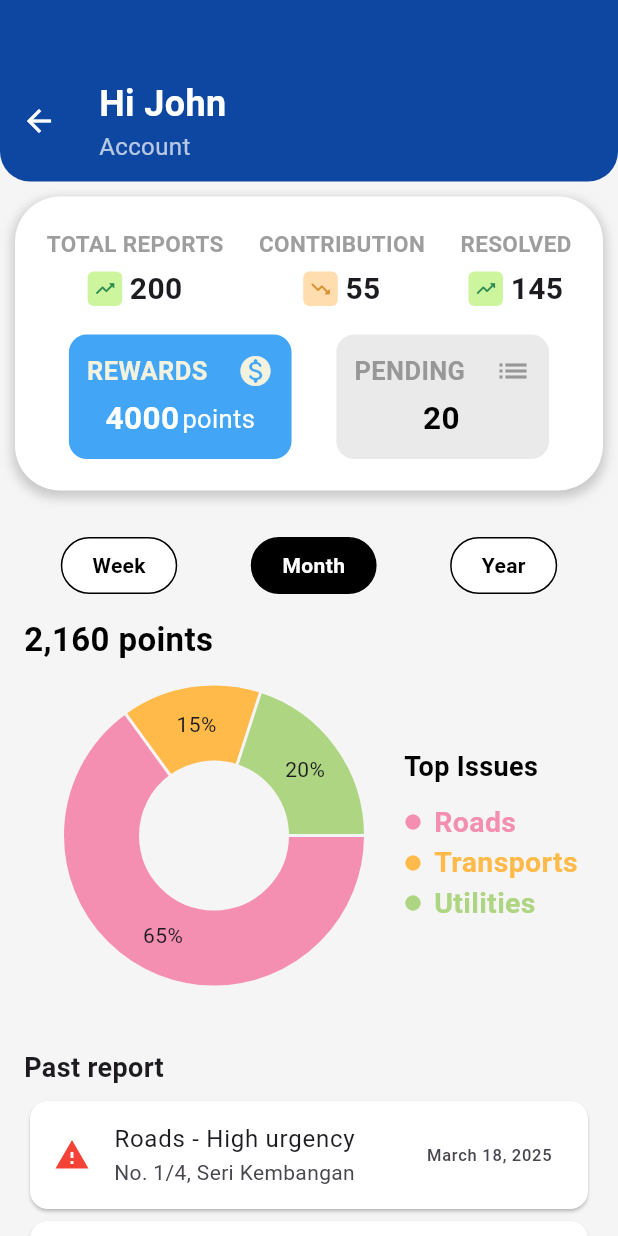
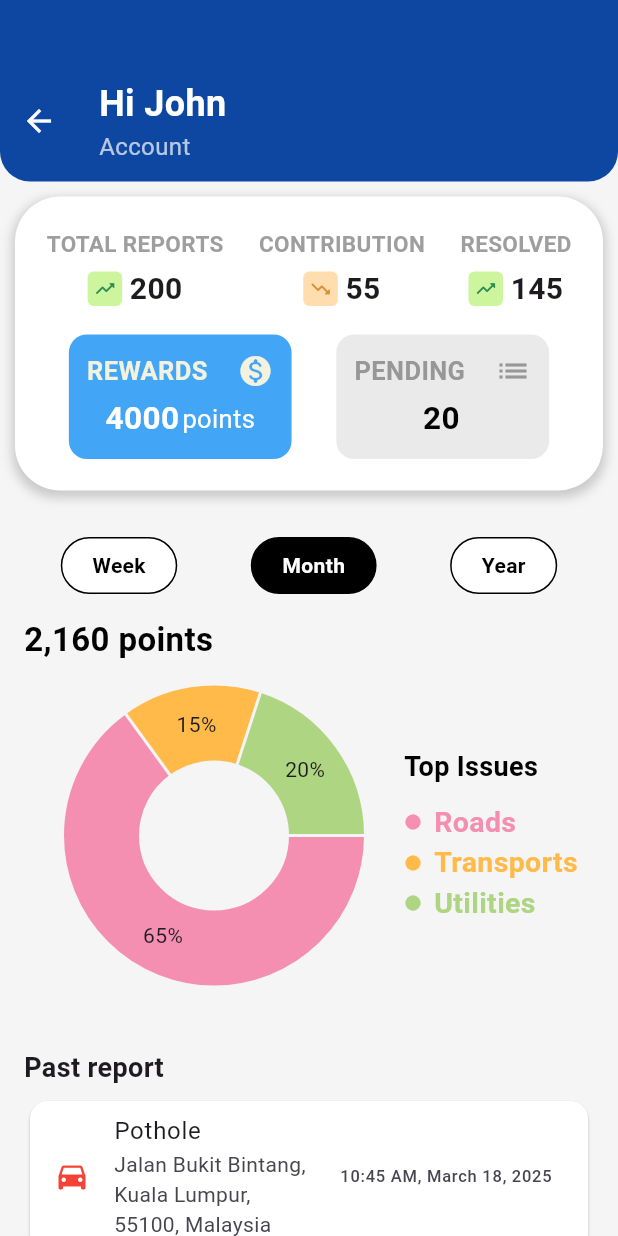
Before and after one commit to junhubdotcom/vhack_steadypunpipi, a Flutter app: the screen it shows after launch, in the side drawer, after a tap on "Profile", on a phone screen of 412 x 824 dp. Run offline on Flutter 3.47's test engine with Material 3 defaults, Android fonts, the light colour scheme and no system bars; drawn by our look-alikes of fl_chart; our stand-ins replace camera, flutter_local_notifications, geocoding, geolocator, google_generative_ai, google_maps_flutter and 4 more; missing offline and left inert: flutter_sliding_box.

Commit message:
fix past data to fit reportData

```diff
--- a/lib/screens/profile/profileSection/pastReport.dart
+++ b/lib/screens/profile/profileSection/pastReport.dart
@@ -1,36 +1,14 @@
 import 'package:flutter/material.dart';
+import 'package:steadypunpipi_vhack/models/report_data.dart';
 
 class PastReportsSection extends StatelessWidget {
-  //ltr change to connect with reportData
-  List<Map<String, dynamic>> pastReportData = [
-      {
-      "title": "Roads - High urgency",
-      "subtitle": "No. 1/4, Seri Kembangan",
-      "date": "2025-03-18",
-      "icon": "warning",
-      "iconColor": "red"
-    },
-    {
-      "title": "Fallen Tree - Medium",
-      "subtitle": "Jalan Merdeka 5",
-      "date": "2025-03-15",
-      "icon": "nature_people",
-      "iconColor": "orange"
-    },
-    {
-      "title": "Pothole - Low",
-      "subtitle": "Taman Jaya",
-      "date": "2025-03-10",
-      "icon": "directions_car",
-      "iconColor": "blue"
-    }
-  ];
+  final List<Map<String, dynamic>> pastReportData = Issues.getAllReports().take(5).toList();
 
   PastReportsSection({super.key});
+
   @override
   Widget build(BuildContext context) {
     return Container(
-      // color: Colors.lightBlueAccent,
       padding: EdgeInsets.all(16.0),
       child: Column(
         crossAxisAlignment: CrossAxisAlignment.start,
@@ -53,49 +31,44 @@ class PastReportCard extends StatelessWidget {
   final Map<String, dynamic> report;
   PastReportCard({required this.report});
 
-  IconData _getIcon(String iconName) {
-    switch (iconName) {
-      case 'warning':
+  IconData _getIcon(String issueType) {
+    switch (issueType.toLowerCase()) {
+      case 'pothole':
+        return Icons.directions_car;
+      case 'fallen tree':
+        return Icons.nature_people;
+      case 'broken streetlight':
+        return Icons.lightbulb;
+      case 'blocked drain':
+        return Icons.water_damage;
+      default:
         return Icons.warning;
-      case 'nature_people':
-        return Icons.nature_people;
-      case 'directions_car':
-        return Icons.directions_car;
-      default:
-        return Icons.error;
     }
   }
 
-  Color _getColor(String colorName) {
-    switch (colorName) {
-      case 'red':
+  Color _getUrgencyColor(String urgencyLevel) {
+    switch (urgencyLevel.toLowerCase()) {
+      case 'low':
+        return Colors.green;
+      case 'medium':
+        return Colors.orange;
+      case 'high':
         return Colors.red;
-      case 'orange':
-        return Colors.orange;
-      case 'blue':
-        return Colors.blue;
       default:
         return Colors.grey;
     }
   }
-    String _formatDate(DateTime date) {
-    List<String> months = [
-      "January", "February", "March", "April", "May", "June",
-      "July", "August", "September", "October", "November", "December"
-    ];
-    return "${months[date.month - 1]} ${date.day}, ${date.year}";
-  }
 
   @override
   Widget build(BuildContext context) {
-  DateTime date = DateTime.parse(report['date']);
-  String formattedDate = _formatDate(date);
     return Card(
       color: Colors.white,
       child: ListTile(
-        leading: Icon(_getIcon(report['icon']), color: _getColor(report['iconColor']),),
-        title: Text(report['title']),
-        subtitle: Text(report['subtitle']),
-        trailing: Text(formattedDate),),);
+        leading: Icon(_getIcon(report['issueType']), color: _getUrgencyColor(report['urgencyLevel'])),
+        title: Text(report['issueType']),
+        subtitle: Text(report['address']),
+        trailing: Text(report['time']),
+      ),
+    );
   }
 }
```
Also changed, not shown: 12 other files.
